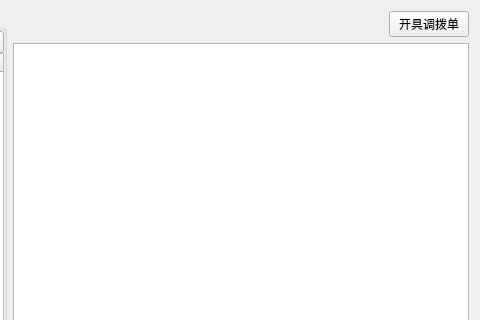
Before: the Qt Designer form widgets/alocatMange/yearListForm.ui in Belos10/Equip, drawn with Qt 5; both pictures show x 551 to 1031 and y 0 to 320 of the 1031 by 701 pixel window.
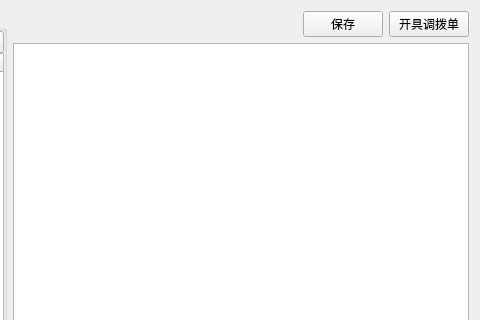
After: the same form once the commit is applied.

```diff
--- a/widgets/alocatMange/yearListForm.ui
+++ b/widgets/alocatMange/yearListForm.ui
@@ -283,6 +283,13 @@
          </property>
         </spacer>
        </item>
+       <item>
+        <widget class="QPushButton" name="pb_saveDisturbPlan">
+         <property name="text">
+          <string>保存</string>
+         </property>
+        </widget>
+       </item>
        <item>
         <widget class="QPushButton" name="pb_issueOrderForm">
          <property name="text">
```
